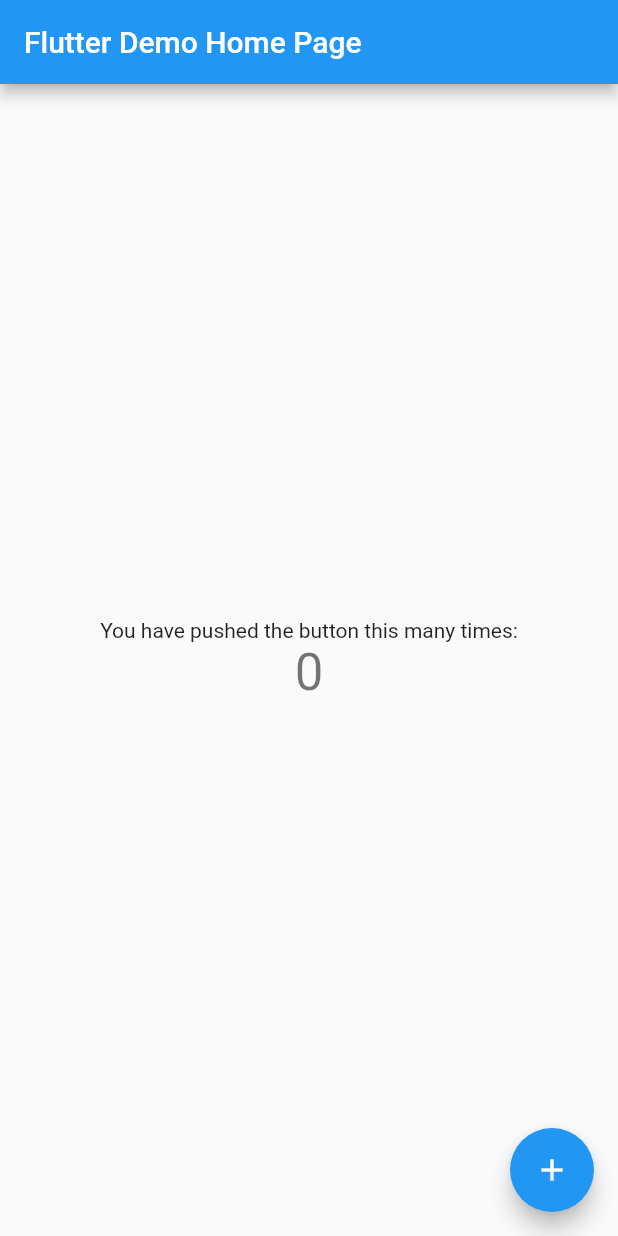
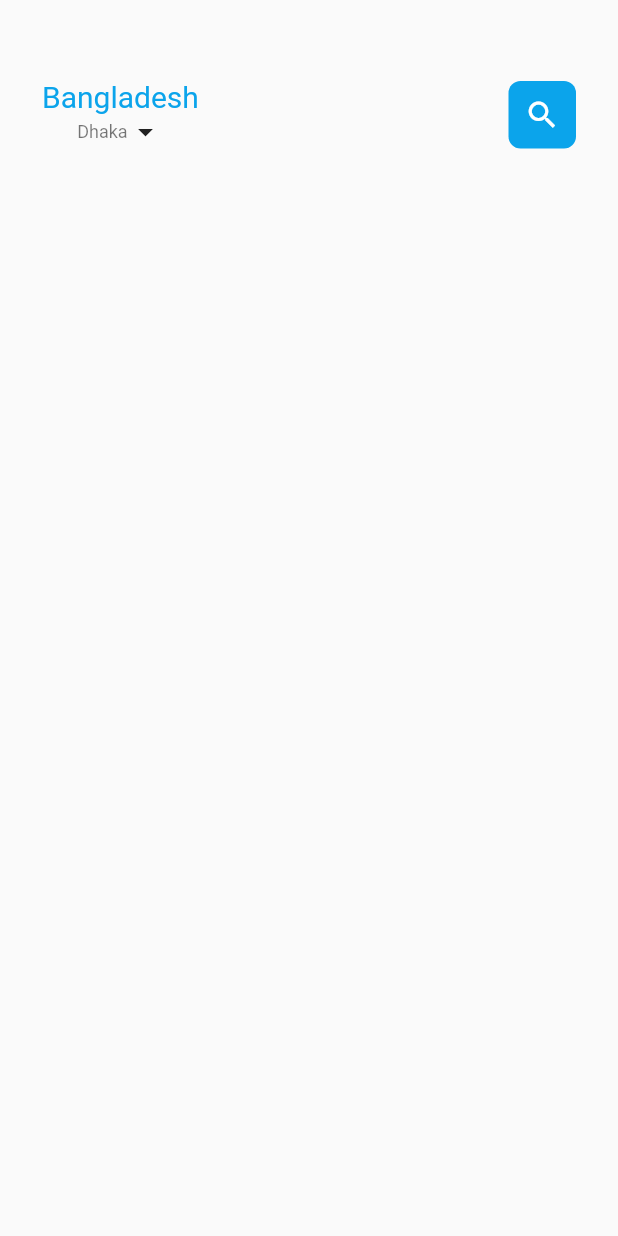
Before and after one commit to Krishanadave671/Master-Flutter-Ui-, a Flutter app: the screen it shows after launch, on a phone screen of 412 x 824 dp. Run offline on Flutter 3.47's test engine with Material 2 defaults, Android fonts, the phone set to English and light mode, and no system bars.

Commit message:
files commited

```diff
--- /dev/null
+++ b/food_delivery_app/lib/home/food_page_body.dart
@@ -0,0 +1,17 @@
+import 'package:flutter/material.dart';
+
+class FoodPageBody extends StatefulWidget {
+  const FoodPageBody({ Key? key }) : super(key: key);
+
+  @override
+  State<FoodPageBody> createState() => _FoodPageBodyState();
+}
+
+class _FoodPageBodyState extends State<FoodPageBody> {
+  @override
+  Widget build(BuildContext context) {
+    return Container(
+
+    );
+  }
+}
--- /dev/null
+++ b/food_delivery_app/lib/home/main_page.dart
@@ -0,0 +1,57 @@
+import 'package:flutter/material.dart';
+import 'package:food_delivery_app/utils/colors.dart';
+import 'package:food_delivery_app/widgets/big_text.dart';
+import 'package:food_delivery_app/widgets/small_text.dart';
+
+class MainPage extends StatefulWidget {
+  const MainPage({Key? key}) : super(key: key);
+
+  @override
+  State<MainPage> createState() => _MainPageState();
+}
+
+class _MainPageState extends State<MainPage> {
+  @override
+  Widget build(BuildContext context) {
+    return Scaffold(
+      body: Column(
+        children: [
+          Padding(
+            padding: const EdgeInsets.all(8.0),
+            child: Container(
+              margin: const EdgeInsets.only(top: 45, bottom: 15),
+              padding: const EdgeInsets.symmetric(horizontal: 20.0),
+              child: Row(
+                mainAxisAlignment: MainAxisAlignment.spaceBetween,
+                children: [
+                  Column(
+                    children: [
+                      BigText(text: "Bangladesh", color: Appcolors.maincolor),
+                      Row(
+                        children: [
+                          SmallText(text: "Dhaka", color: Colors.black54),
+                          const Icon(Icons.arrow_drop_down),
+                        ],
+                      ),
+                    ],
+                  ),
+                  Center(
+                    child: Container(
+                      width: 45,
+                      height: 45,
+                      child: const Icon(Icons.search, color: Colors.white),
+                      decoration: BoxDecoration(
+                        borderRadius: BorderRadius.circular(8.0),
+                        color: Appcolors.maincolor,
+                      ),
+                    ),
+                  )
+                ],
+              ),
+            ),
+          ),
+        ],
+      ),
+    );
+  }
+}
--- a/food_delivery_app/lib/main.dart
+++ b/food_delivery_app/lib/main.dart
@@ -1,4 +1,5 @@
 import 'package:flutter/material.dart';
+import 'package:food_delivery_app/home/main_page.dart';
 
 void main() {
   runApp(const MyApp());
@@ -11,105 +12,12 @@ class MyApp extends StatelessWidget {
   @override
   Widget build(BuildContext context) {
     return MaterialApp(
-      title: 'Flutter Demo',
+      debugShowCheckedModeBanner: false,
+      title: 'food App',
       theme: ThemeData(
-        // This is the theme of your application.
-        //
-        // Try running your application with "flutter run". You'll see the
-        // application has a blue toolbar. Then, without quitting the app, try
-        // changing the primarySwatch below to Colors.green and then invoke
-        // "hot reload" (press "r" in the console where you ran "flutter run",
-        // or simply save your changes to "hot reload" in a Flutter IDE).
-        // Notice that the counter didn't reset back to zero; the application
-        // is not restarted.
         primarySwatch: Colors.blue,
       ),
-      home: const MyHomePage(title: 'Flutter Demo Home Page'),
+      home: const MainPage(),
     );
   }
 }
-
-class MyHomePage extends StatefulWidget {
-  const MyHomePage({Key? key, required this.title}) : super(key: key);
-
-  // This widget is the home page of your application. It is stateful, meaning
-  // that it has a State object (defined below) that contains fields that affect
-  // how it looks.
-
-  // This class is the configuration for the state. It holds the values (in this
-  // case the title) provided by the parent (in this case the App widget) and
-  // used by the build method of the State. Fields in a Widget subclass are
-  // always marked "final".
-
-  final String title;
-
-  @override
-  State<MyHomePage> createState() => _MyHomePageState();
-}
-
-class _MyHomePageState extends State<MyHomePage> {
-  int _counter = 0;
-
-  void _incrementCounter() {
-    setState(() {
-      // This call to setState tells the Flutter framework that something has
-      // changed in this State, which causes it to rerun the build method below
-      // so that the display can reflect the updated values. If we changed
-      // _counter without calling setState(), then the build method would not be
-      // called again, and so nothing would appear to happen.
-      _counter++;
-    });
-  }
-
-  @override
-  Widget build(BuildContext context) {
-    // This method is rerun every time setState is called, for instance as done
-    // by the _incrementCounter method above.
-    //
-    // The Flutter framework has been optimized to make rerunning build methods
-    // fast, so that you can just rebuild anything that needs updating rather
-    // than having to individually change instances of widgets.
-    return Scaffold(
-      appBar: AppBar(
-        // Here we take the value from the MyHomePage object that was created by
-        // the App.build method, and use it to set our appbar title.
-        title: Text(widget.title),
-      ),
-      body: Center(
-        // Center is a layout widget. It takes a single child and positions it
-        // in the middle of the parent.
-        child: Column(
-          // Column is also a layout widget. It takes a list of children and
-          // arranges them vertically. By default, it sizes itself to fit its
-          // children horizontally, and tries to be as tall as its parent.
-          //
-          // Invoke "debug painting" (press "p" in the console, choose the
-          // "Toggle Debug Paint" action from the Flutter Inspector in Android
-          // Studio, or the "Toggle Debug Paint" command in Visual Studio Code)
-          // to see the wireframe for each widget.
-          //
-          // Column has various properties to control how it sizes itself and
-          // how it positions its children. Here we use mainAxisAlignment to
-          // center the children vertically; the main axis here is the vertical
-          // axis because Columns are vertical (the cross axis would be
-          // horizontal).
-          mainAxisAlignment: MainAxisAlignment.center,
-          children: <Widget>[
-            const Text(
-              'You have pushed the button this many times:',
-            ),
-            Text(
-              '$_counter',
-              style: Theme.of(context).textTheme.headline4,
-            ),
-          ],
-        ),
-      ),
-      floatingActionButton: FloatingActionButton(
-        onPressed: _incrementCounter,
-        tooltip: 'Increment',
-        child: const Icon(Icons.add),
-      ), // This trailing comma makes auto-formatting nicer for build methods.
-    );
-  }
-}
--- /dev/null
+++ b/food_delivery_app/lib/utils/colors.dart
@@ -0,0 +1,14 @@
+import 'dart:ui';
+
+class Appcolors {
+  static const Color textcolor = Color(0xFFccc7c5);
+  static const Color maincolor = Color.fromARGB(255, 11, 164, 235);
+  static const Color iconColor1 = Color(0xFFffd28d);
+  static const Color iconColor2 = Color(0xFFfcab88);
+  static const Color paraColor = Color(0xFF8f837f);
+  static const Color buttonBackgroundColor = Color(0xFFf7f6f4);
+  static const Color signColor = Color(0xFFa9a29f);
+  static const Color titleColor = Color(0xFF5c524f);
+  static const Color mainBlackColor =Color(0xFF332d2b) ;
+  static const Color yellowColor = Color(0xFFffd379);
+}
--- /dev/null
+++ b/food_delivery_app/lib/widgets/big_text.dart
@@ -0,0 +1,25 @@
+import 'package:flutter/material.dart';
+
+// ignore: must_be_immutable
+class BigText extends StatelessWidget {
+  Color? color;
+  final String text;
+  double size;
+  TextOverflow textOverflow;
+   BigText({Key? key, this.color =  const Color(0xFF332d2b), required this.text, this.size = 20, this.textOverflow = TextOverflow.ellipsis}) : super(key: key);
+
+  @override
+  Widget build(BuildContext context) {
+    return Text(
+      text,
+      maxLines: 1,
+      overflow: textOverflow,
+      style: TextStyle(
+        color:color,
+        fontWeight: FontWeight.w400,
+        fontSize: size,
+        fontFamily: 'Roboto'
+      ),
+    );
+  }
+}
--- /dev/null
+++ b/food_delivery_app/lib/widgets/small_text.dart
@@ -0,0 +1,25 @@
+import 'package:flutter/material.dart';
+
+// ignore: must_be_immutable
+class SmallText extends StatelessWidget {
+  Color? color;
+  final String text;
+  double size;
+  double height;
+  SmallText({
+    Key? key,
+    this.color = const Color(0xFF332d2b),
+    required this.text,
+    this.size = 12,
+    this.height = 1.2,
+  }) : super(key: key);
+
+  @override
+  Widget build(BuildContext context) {
+    return Text(
+      text,
+      style: TextStyle(
+          color: color, fontSize: size, fontFamily: 'Roboto', height: height),
+    );
+  }
+}
```
Also changed, not shown: food_delivery_app/pubspec.yaml (+20 -28 lines), food_delivery_app/assets/font/Roboto-Black.ttf (added), food_delivery_app/assets/font/Roboto-Bold.ttf (added), food_delivery_app/assets/font/Roboto-Medium.ttf (added), food_delivery_app/assets/font/Roboto-Regular.ttf (added), food_delivery_app/pubspec.lock.
